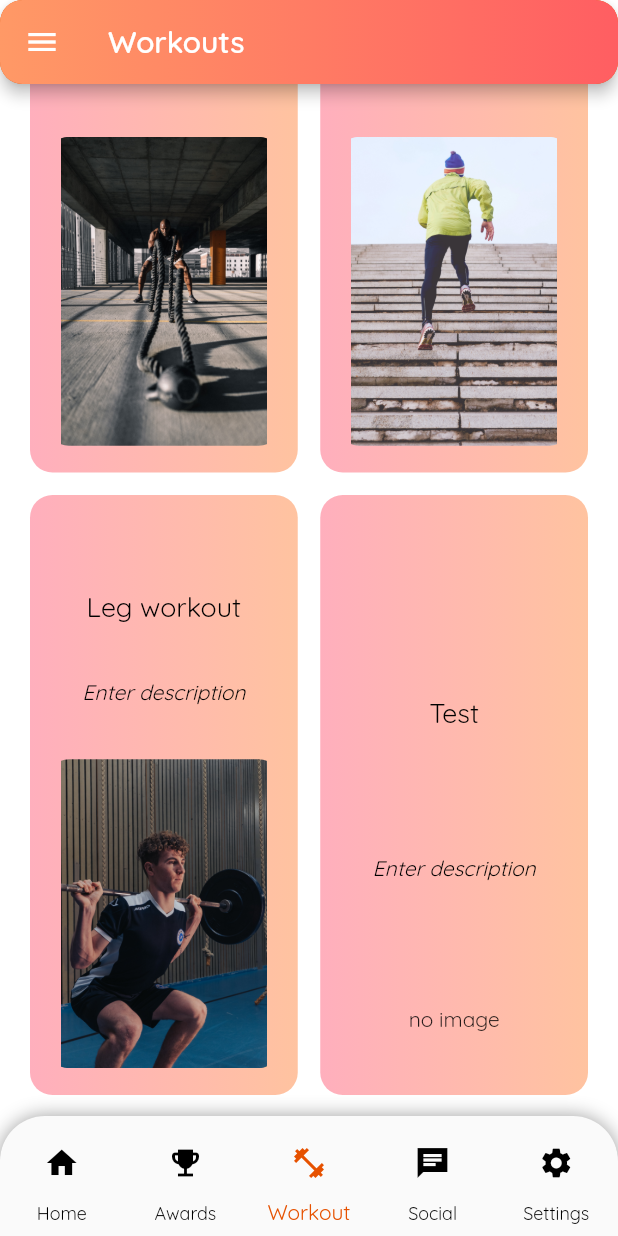
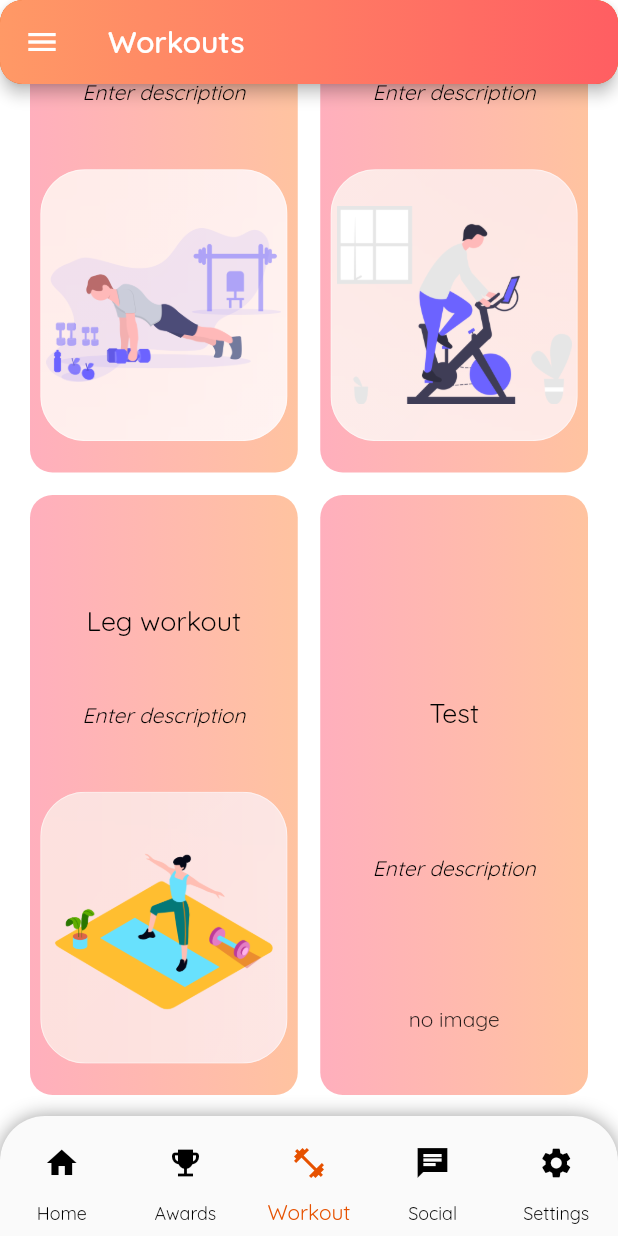
Before and after one commit to notjacobjun/Flow-Fitness, a Flutter app: the WorkoutCategoriesScreen screen opened by its route, scrolled down 576 dp, on a phone screen of 412 x 824 dp. Run offline on Flutter 3.47's test engine with Material 2 defaults, Android fonts, the phone set to English and light mode, and no system bars; drawn by our look-alikes of glassmorphism; our stand-ins replace audioplayers, cached_network_image, cloud_firestore, firebase_auth, firebase_core, flutter_svg; accounts and stored records are empty.

Commit message:
Added images and glass container for workout categories

```diff
--- a/lib/providers/workout_category.dart
+++ b/lib/providers/workout_category.dart
@@ -83,7 +83,7 @@ class WorkoutCategory with ChangeNotifier {
         title: "Full body",
         category: TargetMuscles.All,
         color: Colors.deepPurple,
-        image: "assets/images/full-body-workout-image.jpg",
+        image: "assets/images/full_body_workout.png",
         workouts: [
           WORKOUT_DATA.singleWhere((workout) => workout.title == "Pushups"),
           WORKOUT_DATA.singleWhere((workout) => workout.title == "Pushups"),
@@ -113,12 +113,12 @@ class WorkoutCategory with ChangeNotifier {
         title: "Cardio at home",
         category: TargetMuscles.Legs,
         color: Colors.amber,
-        image: "assets/images/cardio-image.jpg"),
+        image: "assets/images/cardio.png"),
     InnerWorkoutCategoryItem(
         title: "Leg workout",
         category: TargetMuscles.Legs,
         color: Colors.amber,
-        image: "assets/images/leg-workout-image.jpg"),
+        image: "assets/images/leg_workout.png"),
     InnerWorkoutCategoryItem(
         title: "Test", category: TargetMuscles.All, color: Colors.deepPurple),
     InnerWorkoutCategoryItem(
--- a/lib/screens/results_screen.dart
+++ b/lib/screens/results_screen.dart
@@ -4,6 +4,7 @@ import 'package:interactive_workout_app/providers/workout_category.dart';
 import 'package:interactive_workout_app/screens/home_screen.dart';
 import 'package:interactive_workout_app/services/user_service.dart';
 import 'package:interactive_workout_app/state_management_helpers/results_screen_arguments.dart';
+import 'package:interactive_workout_app/widgets/rounded_app_bar.dart';
 import 'package:provider/provider.dart';
 
 class ResultsScreen extends StatelessWidget {
@@ -26,7 +27,9 @@ class ResultsScreen extends StatelessWidget {
     calorieSum = args.totalCaloriesBurned;
     calorieSum = num.parse(calorieSum.toStringAsPrecision(2)).toDouble();
     return Scaffold(
-      appBar: AppBar(title: Text("Results")),
+      appBar: RoundedAppBar(
+        text: Text("Results"),
+      ),
       body: Center(
         child: Column(
           mainAxisAlignment: MainAxisAlignment.spaceEvenly,
--- a/lib/screens/social_screen.dart
+++ b/lib/screens/social_screen.dart
@@ -1,4 +1,5 @@
 import 'package:flutter/material.dart';
+import 'package:flutter_svg/svg.dart';
 import 'package:interactive_workout_app/screens/no_guild_screen.dart';
 import 'package:interactive_workout_app/services/user_service.dart';
 import 'package:interactive_workout_app/widgets/detail_drawer.dart';
@@ -41,7 +42,9 @@ class SocialScreenState extends State<SocialScreen> {
         height: size.height,
         width: size.width,
         child: Column(
-          children: [],
+          children: [
+            SvgPicture.asset("assets/images/chat.svg"),
+          ],
         ),
       ),
     );
--- a/lib/widgets/workout_category_item.dart
+++ b/lib/widgets/workout_category_item.dart
@@ -1,5 +1,6 @@
 import 'package:flutter/cupertino.dart';
 import 'package:flutter/material.dart';
+import 'package:glassmorphism/glassmorphism.dart';
 import 'package:interactive_workout_app/models/workout.dart';
 import 'package:interactive_workout_app/providers/workout_category.dart';
 import 'package:interactive_workout_app/screens/workout_screen.dart';
@@ -192,11 +193,38 @@ class _WorkoutCategoryItemState extends State<WorkoutCategoryItem> {
             currentCategory.image != null
                 ? ClipRRect(
                     borderRadius: BorderRadius.circular(15),
-                    child: Image.asset(
-                      currentCategory.image,
-                      height: size.height * 0.25,
-                      width: size.width * 0.38,
-                      fit: BoxFit.contain,
+                    child: GlassmorphicContainer(
+                      borderRadius: 30,
+                      height: size.height * 0.22,
+                      width: size.width * 0.40,
+                      blur: 200,
+                      alignment: Alignment.center,
+                      border: 0.65,
+                      linearGradient: LinearGradient(
+                          begin: Alignment.topLeft,
+                          end: Alignment.bottomRight,
+                          colors: [
+                            Color(0xFFffffff).withOpacity(0.1),
+                            Color(0xFFFFFFFF).withOpacity(0.05),
+                          ],
+                          stops: [
+                            0.1,
+                            1,
+                          ]),
+                      borderGradient: LinearGradient(
+                        begin: Alignment.topLeft,
+                        end: Alignment.bottomRight,
+                        colors: [
+                          Color(0xFFffffff).withOpacity(0.5),
+                          Color((0xFFFFFFFF)).withOpacity(0.5),
+                        ],
+                      ),
+                      child: Image.asset(
+                        currentCategory.image,
+                        height: size.height * 0.25,
+                        width: size.width * 0.38,
+                        fit: BoxFit.contain,
+                      ),
                     ),
                   )
                 : Text("no image"),
```
Also changed, not shown: pubspec.yaml (+5 -4 lines), assets/images/Chat_SVG.svg (deleted), assets/images/cardio-image.jpg (deleted), assets/images/cardio.png (added), assets/images/chat.png (renamed from assets/images/Chat_PNG.png), assets/images/chat.svg (added), assets/images/full-body-workout-image.jpg (deleted), assets/images/full_body_workout.png (added), assets/images/leg_workout.png (added).
